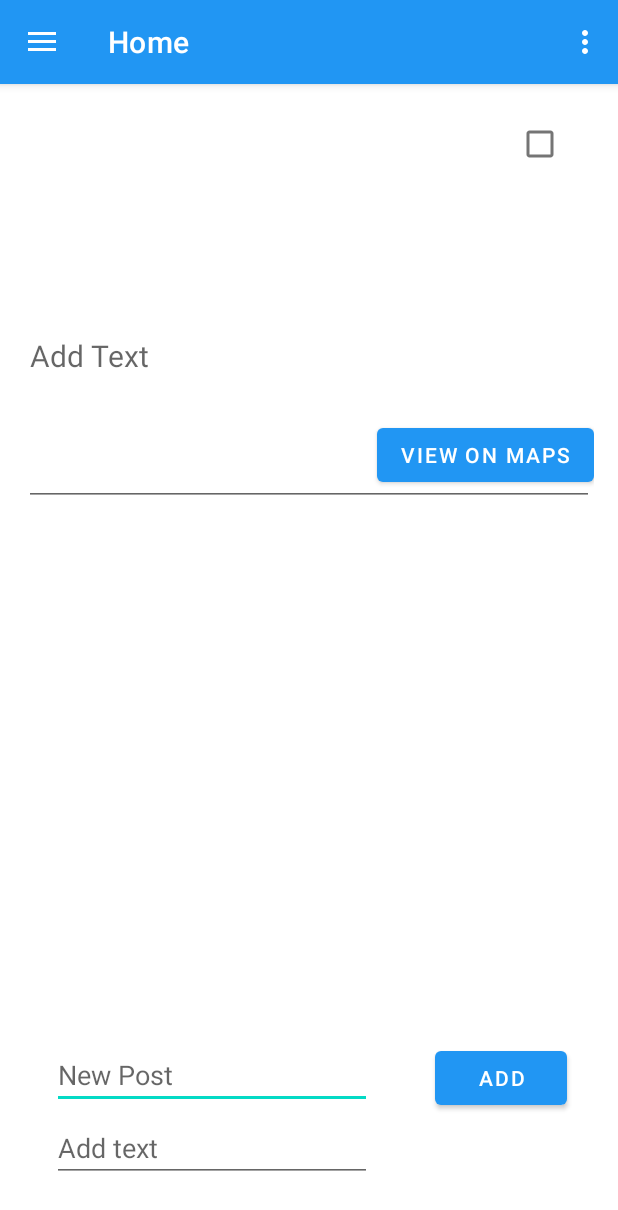
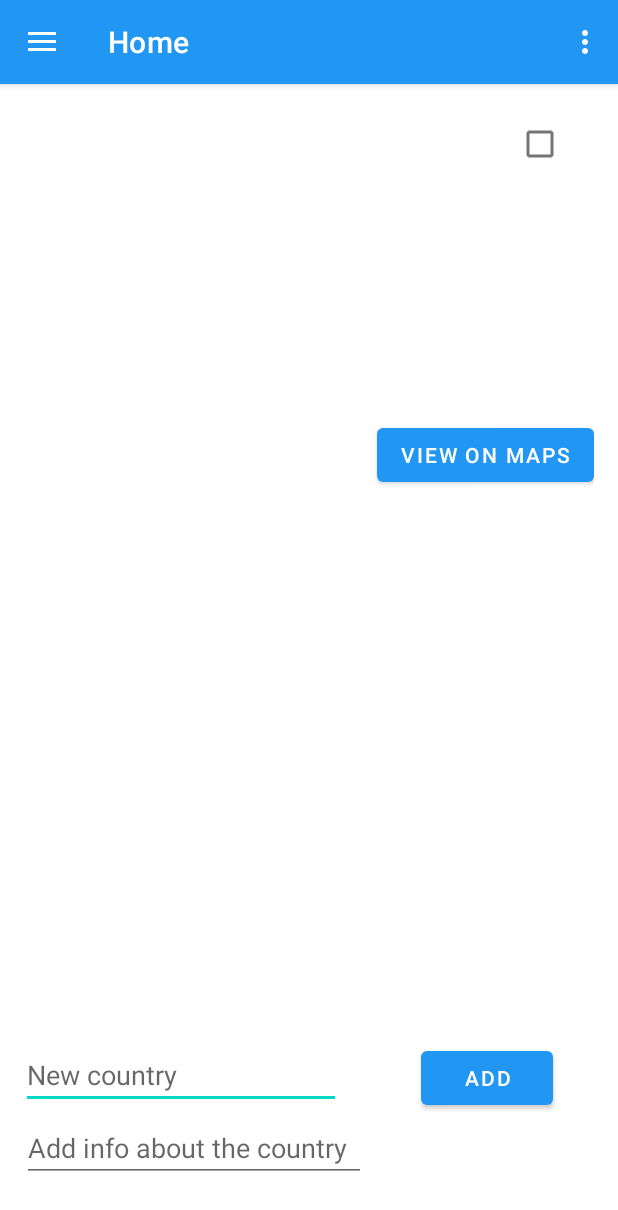
Before and after one commit to bjbjorn/TravelApp, an Android app: the MainActivity screen opened directly, with no data from a screen before it, after a tap on "ADD", on a phone screen of 412 x 824 dp. Shown: the top 1210 px of the screen. Run offline under Robolectric (Android 15) with nearby library versions, the phone set to English and light mode, and no system bars; our stand-ins replace Room's generated code, navigation-ui; pictures from the network do not load; 1 statement that could not run was skipped.

Commit message:
-Duidelijkere omgeving voor user -Check-mechanisme voor input bij een nieuwe post

```diff
--- a/app/src/main/java/com/example/travelapp/MainActivity.kt
+++ b/app/src/main/java/com/example/travelapp/MainActivity.kt
@@ -112,7 +112,7 @@ class MainActivity : AppCompatActivity() {
     }
 
     private fun restorePostsFromPreviousSession() {
-        postList.addAll(postRepository.load().reversed())
+        postList.addAll(postRepository.load())
     }
 
     override fun onCreateOptionsMenu(menu: Menu): Boolean {
--- a/app/src/main/java/com/example/travelapp/ui/home/Recycler.kt
+++ b/app/src/main/java/com/example/travelapp/ui/home/Recycler.kt
@@ -13,6 +13,7 @@ import androidx.recyclerview.widget.RecyclerView
 
 import com.example.travelapp.R
 import com.example.travelapp.data.data.Post
+import com.google.android.material.snackbar.Snackbar
 
 class Recycler(val items: List<Post>) : RecyclerView.Adapter<Recycler.RecyclerViewHolder>() {
 
@@ -20,14 +21,46 @@ class Recycler(val items: List<Post>) : RecyclerView.Adapter<Recycler.RecyclerVi
     private lateinit var view: View
 
     override fun onCreateViewHolder(parent: ViewGroup, viewType: Int): RecyclerViewHolder {
-        view = LayoutInflater.from(parent.context).inflate(R.layout.recycler, parent, false)
 
+        val view = LayoutInflater.from(parent.context).inflate(R.layout.recycler, parent, false)
+        val countries = arrayOf("Afghanistan", "Albania", "Algeria", "American Samoa", "Andorra", "Angola", "Anguilla", "Antarctica", "Antigua and Barbuda",
+            "Argentina", "Armenia", "Aruba", "Australia", "Austria", "Azerbaijan", "Bahamas", "Bahrain", "Bangladesh", "Barbados", "Belarus", "Belgium",
+            "Belize", "Benin", "Bermuda", "Bhutan", "Bolivia", "Bosnia and Herzegowina", "Botswana", "Bouvet Island", "Brazil", "British Indian Ocean Territory",
+            "Brunei Darussalam", "Bulgaria", "Burkina Faso", "Burundi", "Cambodia", "Cameroon", "Canada", "Cape Verde", "Cayman Islands", "Central African Republic",
+            "Chad", "Chile", "China", "Christmas Island", "Cocos (Keeling) Islands", "Colombia", "Comoros", "Congo", "Congo, the Democratic Republic of the",
+            "Cook Islands", "Costa Rica", "Cote d'Ivoire", "Croatia (Hrvatska)", "Cuba", "Cyprus", "Czech Republic", "Denmark", "Djibouti", "Dominica",
+            "Dominican Republic", "East Timor", "Ecuador", "Egypt", "El Salvador", "Equatorial Guinea", "Eritrea", "Estonia", "Ethiopia", "Falkland Islands (Malvinas)",
+            "Faroe Islands", "Fiji", "Finland", "France", "France Metropolitan", "French Guiana", "French Polynesia", "French Southern Territories", "Gabon", "Gambia",
+            "Georgia", "Germany", "Ghana", "Gibraltar", "Greece", "Greenland", "Grenada", "Guadeloupe", "Guam", "Guatemala", "Guinea", "Guinea-Bissau", "Guyana", "Haiti",
+            "Heard and Mc Donald Islands", "Holy See (Vatican City State)", "Honduras", "Hong Kong", "Hungary", "Iceland", "India", "Indonesia",
+            "Iran (Islamic Republic of)", "Iraq", "Ireland", "Israel", "Italy", "Jamaica", "Japan", "Jordan", "Kazakhstan", "Kenya", "Kiribati",
+            "Korea, Democratic People's Republic of", "Korea, Republic of", "Kuwait", "Kyrgyzstan", "Lao, People's Democratic Republic", "Latvia",
+            "Lebanon", "Lesotho", "Liberia", "Libyan Arab Jamahiriya", "Liechtenstein", "Lithuania", "Luxembourg", "Macau", "Macedonia, The Former Yugoslav Republic of",
+            "Madagascar", "Malawi", "Malaysia", "Maldives", "Mali", "Malta", "Marshall Islands", "Martinique", "Mauritania", "Mauritius", "Mayotte", "Mexico",
+            "Micronesia, Federated States of", "Moldova, Republic of", "Monaco", "Mongolia", "Montserrat", "Morocco", "Mozambique", "Myanmar", "Namibia", "Nauru",
+            "Nepal", "Netherlands", "Netherlands Antilles", "New Caledonia", "New Zealand", "Nicaragua", "Niger", "Nigeria", "Niue", "Norfolk Island",
+            "Northern Mariana Islands", "Norway", "Oman", "Pakistan", "Palau", "Panama", "Papua New Guinea", "Paraguay", "Peru", "Philippines", "Pitcairn",
+            "Poland", "Portugal", "Puerto Rico", "Qatar", "Reunion", "Romania", "Russian Federation", "Rwanda", "Saint Kitts and Nevis", "Saint Lucia",
+            "Saint Vincent and the Grenadines", "Samoa", "San Marino", "Sao Tome and Principe", "Saudi Arabia", "Senegal", "Seychelles", "Sierra Leone",
+            "Singapore", "Slovakia (Slovak Republic)", "Slovenia", "Solomon Islands", "Somalia", "South Africa", "South Georgia and the South Sandwich Islands",
+            "Spain", "Sri Lanka", "St. Helena", "St. Pierre and Miquelon", "Sudan", "Suriname", "Svalbard and Jan Mayen Islands", "Swaziland", "Sweden", "Switzerland",
+            "Syrian Arab Republic", "Taiwan, Province of China", "Tajikistan", "Tanzania, United Republic of", "Thailand", "Togo", "Tokelau", "Tonga",
+            "Trinidad and Tobago", "Tunisia", "Turkey", "Turkmenistan", "Turks and Caicos Islands", "Tuvalu", "Uganda", "Ukraine", "United Arab Emirates",
+            "United Kingdom", "United States", "United States Minor Outlying Islands", "Uruguay", "Uzbekistan", "Vanuatu", "Venezuela", "Vietnam",
+            "Virgin Islands (British)", "Virgin Islands (U.S.)", "Wallis and Futuna Islands", "Western Sahara", "Yemen", "Yugoslavia", "Zambia", "Zimbabwe", "Palestine")
         view.findViewById<Button>(R.id.viewOnMaps).setOnClickListener {
-            val location = view.findViewById<TextView>(R.id.textView2).text.toString()
-            val url = ("https://www.google.com/maps/place/$location")
-            val i = Intent(Intent.ACTION_VIEW)
-            i.data = Uri.parse(url)
-            startActivity(it.context, i, null)
+
+
+            val location = view.findViewById<TextView>(R.id.countryName).text.toString()
+            if(countries.contains(location)){
+                val url = ("https://www.google.com/maps/place/$location")
+                val i = Intent(Intent.ACTION_VIEW)
+                i.data = Uri.parse(url)
+                startActivity(it.context, i, null)
+            }
+            else{
+                Snackbar.make(view,"Please enter an existing country.",Snackbar.LENGTH_LONG).setAction("Action",null).show()
+            }
         }
         return RecyclerViewHolder(view)
     }
@@ -41,9 +74,9 @@ class Recycler(val items: List<Post>) : RecyclerView.Adapter<Recycler.RecyclerVi
             val checkBoxTodo = findViewById<CheckBox>(R.id.checkBox)
 
             findViewById<TextView>(R.id.postedBy).text = currentTodoItem.Name
-            findViewById<TextView>(R.id.textView2).text = currentTodoItem.title
+            findViewById<TextView>(R.id.countryName).text = currentTodoItem.title
             findViewById<CheckBox>(R.id.checkBox).isChecked = currentTodoItem.isDone
-            findViewById<TextView>(R.id.textView3).text = currentTodoItem.text
+            findViewById<TextView>(R.id.countryInfo).text = currentTodoItem.text
             checkBoxTodo.isChecked = currentTodoItem.isDone
             checkBoxTodo.setOnClickListener{
                 currentTodoItem.isDone = checkBoxTodo.isChecked
--- a/app/src/main/java/com/example/travelapp/ui/login/LoginActivity.kt
+++ b/app/src/main/java/com/example/travelapp/ui/login/LoginActivity.kt
@@ -16,7 +16,7 @@ class LoginActivity : AppCompatActivity() {
         super.onCreate(savedInstanceState)
         setContentView(R.layout.activity_login)
         binding = ActivityLoginBinding.inflate(layoutInflater)
-        binding.textView4.visibility = View.INVISIBLE
+        binding.textNewUser.visibility = View.INVISIBLE
         binding.btnYes.visibility = View.INVISIBLE
         binding.btnNo.visibility = View.INVISIBLE
 
@@ -30,7 +30,7 @@ class LoginActivity : AppCompatActivity() {
 
             }
             else {
-                binding.textView4.visibility = View.VISIBLE
+                binding.textNewUser.visibility = View.VISIBLE
                 binding.btnYes.visibility = View.VISIBLE
                 binding.btnNo.visibility = View.VISIBLE
             }
@@ -39,10 +39,11 @@ class LoginActivity : AppCompatActivity() {
             val intent = Intent(this, MainActivity::class.java)
             intent.putExtra("name",binding.Username.text.toString()+" (Guest)")
             startActivity(intent)
+
         }
         binding.btnNo.setOnClickListener {
 
-            binding.textView4.visibility = View.INVISIBLE
+            binding.textNewUser.visibility = View.INVISIBLE
             binding.btnYes.visibility = View.INVISIBLE
             binding.btnNo.visibility = View.INVISIBLE
             binding.Username.text = null
--- a/app/src/main/res/layout/activity_login.xml
+++ b/app/src/main/res/layout/activity_login.xml
@@ -45,7 +45,7 @@
         app:layout_constraintVertical_bias="0.272" />
 
     <TextView
-        android:id="@+id/textView4"
+        android:id="@+id/textNewUser"
         android:layout_width="204dp"
         android:layout_height="0dp"
         android:text="Username does not exist, do you want to continue as guest?"
@@ -63,7 +63,7 @@
         app:layout_constraintEnd_toStartOf="@+id/btnNo"
         app:layout_constraintHorizontal_bias="0.605"
         app:layout_constraintStart_toStartOf="parent"
-        app:layout_constraintTop_toBottomOf="@+id/textView4" />
+        app:layout_constraintTop_toBottomOf="@+id/textNewUser" />
 
     <Button
         android:id="@+id/btnNo"
@@ -73,6 +73,6 @@
         android:layout_marginEnd="88dp"
         android:text="No"
         app:layout_constraintEnd_toEndOf="parent"
-        app:layout_constraintTop_toBottomOf="@+id/textView4" />
+        app:layout_constraintTop_toBottomOf="@+id/textNewUser" />
 
 </androidx.constraintlayout.widget.ConstraintLayout>
--- a/app/src/main/res/layout/activity_main.xml
+++ b/app/src/main/res/layout/activity_main.xml
@@ -12,27 +12,27 @@
         android:layout_width="wrap_content"
         android:layout_height="wrap_content"
         android:ems="10"
+        android:hint="New country"
         android:inputType="textPersonName"
-        android:hint="New Post"
         android:shadowColor="@color/black"
         app:layout_constraintBottom_toBottomOf="parent"
         app:layout_constraintEnd_toEndOf="parent"
-        app:layout_constraintHorizontal_bias="0.174"
+        app:layout_constraintHorizontal_bias="0.069"
         app:layout_constraintStart_toStartOf="parent"
         app:layout_constraintTop_toTopOf="parent"
         app:layout_constraintVertical_bias="0.883" />
 
     <EditText
         android:id="@+id/txtText"
-        android:layout_width="wrap_content"
-        android:layout_height="wrap_content"
+        android:layout_width="229dp"
+        android:layout_height="45dp"
         android:ems="10"
-        android:hint="Add text"
+        android:hint="Add info about the country"
         android:inputType="textPersonName"
         android:shadowColor="@color/black"
         app:layout_constraintBottom_toBottomOf="parent"
         app:layout_constraintEnd_toEndOf="parent"
-        app:layout_constraintHorizontal_bias="0.174"
+        app:layout_constraintHorizontal_bias="0.079"
         app:layout_constraintStart_toStartOf="parent"
         app:layout_constraintTop_toBottomOf="@id/txtTitle"
         app:layout_constraintVertical_bias="0.085" />
--- a/app/src/main/res/layout/recycler.xml
+++ b/app/src/main/res/layout/recycler.xml
@@ -8,25 +8,16 @@
 
 
     <TextView
-        android:id="@+id/textView2"
+        android:id="@+id/countryName"
         android:layout_width="0dp"
         android:layout_height="wrap_content"
         android:layout_marginBottom="200dp"
-        android:text="Title"
+        android:text="Country"
         android:textSize="24sp"
         app:layout_constraintBottom_toBottomOf="parent"
         app:layout_constraintEnd_toStartOf="@+id/viewOnMaps"
         app:layout_constraintHorizontal_bias="1.0"
         app:layout_constraintStart_toStartOf="parent" />
-
-    <EditText
-        android:id="@+id/textView3"
-        android:layout_width="match_parent"
-        android:layout_height="200dp"
-        android:hint="Add Text"
-        android:textSize="20sp"
-        app:layout_constraintTop_toBottomOf="@+id/textView2"
-        app:layout_constraintVertical_bias="1.0" />
 
     <CheckBox
         android:id="@+id/checkBox"
@@ -59,7 +50,21 @@
         android:textStyle="bold"
         app:layout_constraintTop_toTopOf="parent"
         app:layout_constraintStart_toStartOf="parent"
-        app:layout_constraintBottom_toTopOf="@id/textView2"
+        app:layout_constraintBottom_toTopOf="@id/countryName"
         tools:layout_editor_absoluteX="22dp"
         tools:layout_editor_absoluteY="60dp" />
+
+    <TextView
+        android:id="@+id/countryInfo"
+        android:layout_width="234dp"
+        android:layout_height="40dp"
+        android:text="info"
+        android:textSize="20sp"
+        app:layout_constraintBottom_toBottomOf="parent"
+        app:layout_constraintEnd_toEndOf="parent"
+        app:layout_constraintHorizontal_bias="0.0"
+        app:layout_constraintStart_toStartOf="parent"
+        app:layout_constraintTop_toBottomOf="@+id/countryName"
+        app:layout_constraintVertical_bias="0.112" />
+
 </androidx.constraintlayout.widget.ConstraintLayout>
```
